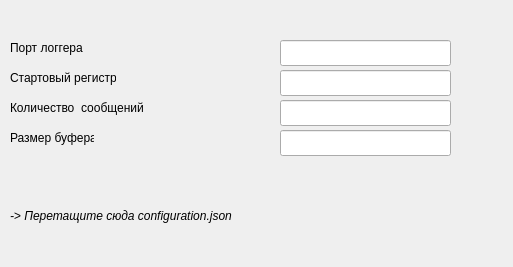
Before: the Qt Designer form WindowDesign3.ui in BlackBox15/AddLoggerToAr12Config, drawn with Qt 5.
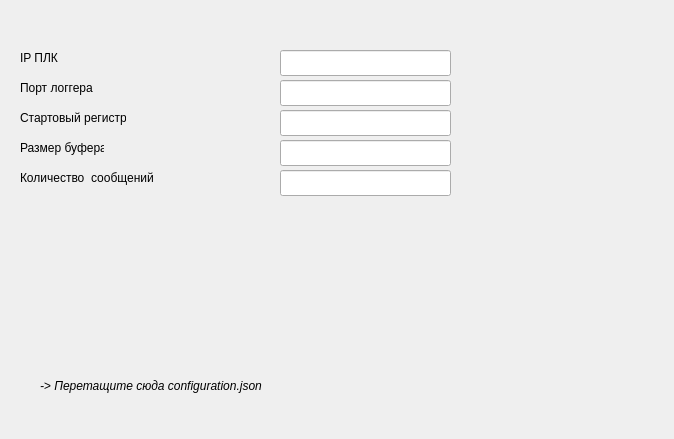
After: the same form once the commit is applied.

Commit message: user input errors halding

Patch:
```diff
--- a/WindowDesign3.ui
+++ b/WindowDesign3.ui
@@ -6,8 +6,8 @@
    <rect>
     <x>0</x>
     <y>0</y>
-    <width>513</width>
-    <height>267</height>
+    <width>674</width>
+    <height>439</height>
    </rect>
   </property>
   <property name="acceptDrops">
@@ -19,8 +19,8 @@
   <widget class="QLabel" name="lblStatusText">
    <property name="geometry">
     <rect>
-     <x>10</x>
-     <y>180</y>
+     <x>40</x>
+     <y>350</y>
      <width>471</width>
      <height>71</height>
     </rect>
@@ -40,8 +40,8 @@
   <widget class="QLabel" name="lblStartRegister">
    <property name="geometry">
     <rect>
-     <x>10</x>
-     <y>70</y>
+     <x>20</x>
+     <y>110</y>
      <width>106</width>
      <height>16</height>
     </rect>
@@ -54,7 +54,7 @@
    <property name="geometry">
     <rect>
      <x>280</x>
-     <y>40</y>
+     <y>80</y>
      <width>171</width>
      <height>26</height>
     </rect>
@@ -69,8 +69,8 @@
   <widget class="QLabel" name="lblBufferLength">
    <property name="geometry">
     <rect>
-     <x>10</x>
-     <y>130</y>
+     <x>20</x>
+     <y>140</y>
      <width>84</width>
      <height>16</height>
     </rect>
@@ -83,7 +83,7 @@
    <property name="geometry">
     <rect>
      <x>280</x>
-     <y>100</y>
+     <y>170</y>
      <width>171</width>
      <height>26</height>
     </rect>
@@ -98,8 +98,8 @@
   <widget class="QLabel" name="lblMessagesQuantity">
    <property name="geometry">
     <rect>
-     <x>10</x>
-     <y>100</y>
+     <x>20</x>
+     <y>170</y>
      <width>136</width>
      <height>16</height>
     </rect>
@@ -112,7 +112,7 @@
    <property name="geometry">
     <rect>
      <x>280</x>
-     <y>130</y>
+     <y>140</y>
      <width>171</width>
      <height>26</height>
     </rect>
@@ -127,8 +127,8 @@
   <widget class="QLabel" name="lblPortValue">
    <property name="geometry">
     <rect>
-     <x>10</x>
-     <y>40</y>
+     <x>20</x>
+     <y>80</y>
      <width>74</width>
      <height>16</height>
     </rect>
@@ -141,13 +141,42 @@
    <property name="geometry">
     <rect>
      <x>280</x>
-     <y>70</y>
+     <y>110</y>
      <width>171</width>
      <height>26</height>
     </rect>
    </property>
    <property name="focusPolicy">
-    <enum>Qt::FocusPolicy::TabFocus</enum>
+    <enum>Qt::FocusPolicy::StrongFocus</enum>
+   </property>
+   <property name="inputMethodHints">
+    <set>Qt::InputMethodHint::ImhDigitsOnly</set>
+   </property>
+  </widget>
+  <widget class="QLabel" name="lblPlcIpAddress">
+   <property name="geometry">
+    <rect>
+     <x>20</x>
+     <y>50</y>
+     <width>74</width>
+     <height>16</height>
+    </rect>
+   </property>
+   <property name="text">
+    <string>IP ПЛК</string>
+   </property>
+  </widget>
+  <widget class="QLineEdit" name="linePlcIpAddress">
+   <property name="geometry">
+    <rect>
+     <x>280</x>
+     <y>50</y>
+     <width>171</width>
+     <height>26</height>
+    </rect>
+   </property>
+   <property name="focusPolicy">
+    <enum>Qt::FocusPolicy::StrongFocus</enum>
    </property>
    <property name="inputMethodHints">
     <set>Qt::InputMethodHint::ImhDigitsOnly</set>
```
Left out of the diff: 11 changed lines with no effect on the pictures. The commit also changes 2 other files.
